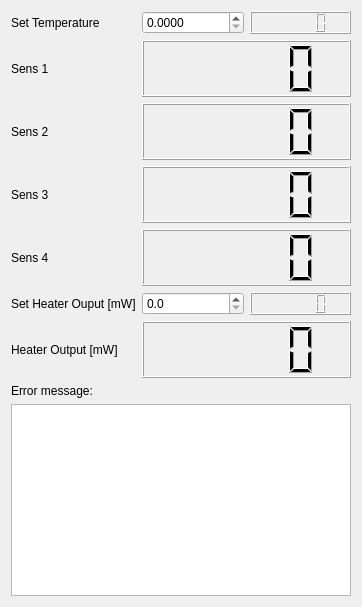
Qt form LakeShore/LakeShore350_control.ui (Cryostat-GUI/Cryostat-GUI) before a commit.
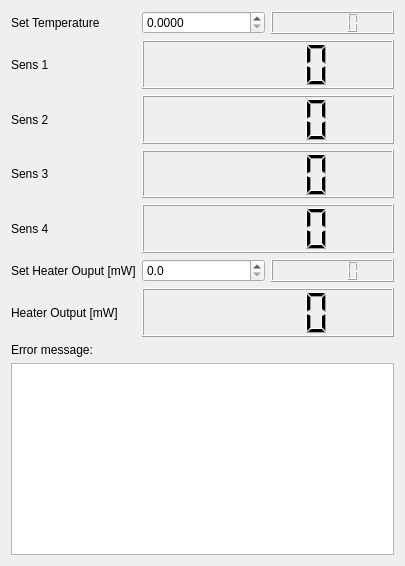
The same form after that commit.

What changed in the file:
```diff
--- a/LakeShore/LakeShore350_control.ui
+++ b/LakeShore/LakeShore350_control.ui
@@ -6,8 +6,8 @@
    <rect>
     <x>0</x>
     <y>0</y>
-    <width>362</width>
-    <height>607</height>
+    <width>405</width>
+    <height>566</height>
    </rect>
   </property>
   <property name="windowTitle">
```
Left out of the diff: 6 changed lines with no effect on the pictures.
